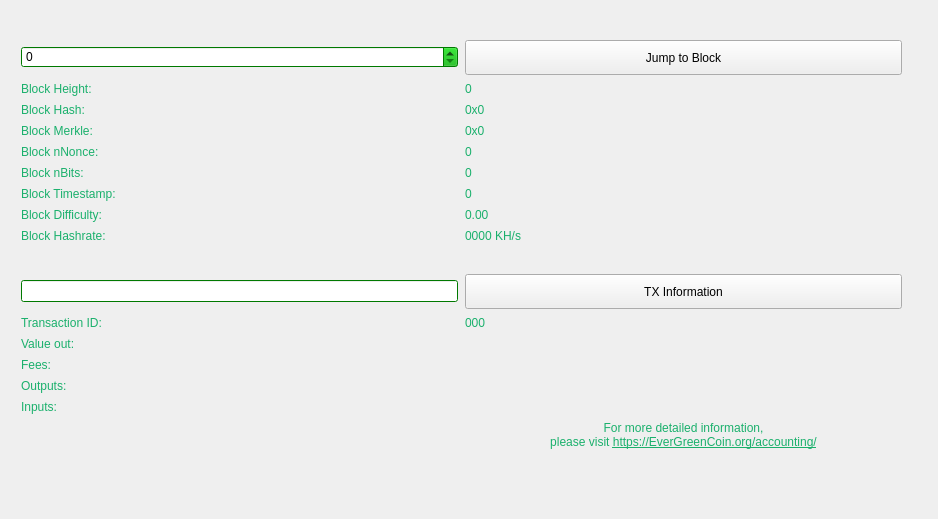
Qt form src/qt/forms/blockbrowser.ui (EverGreenCoinDev/EverGreenCoin) before a commit.
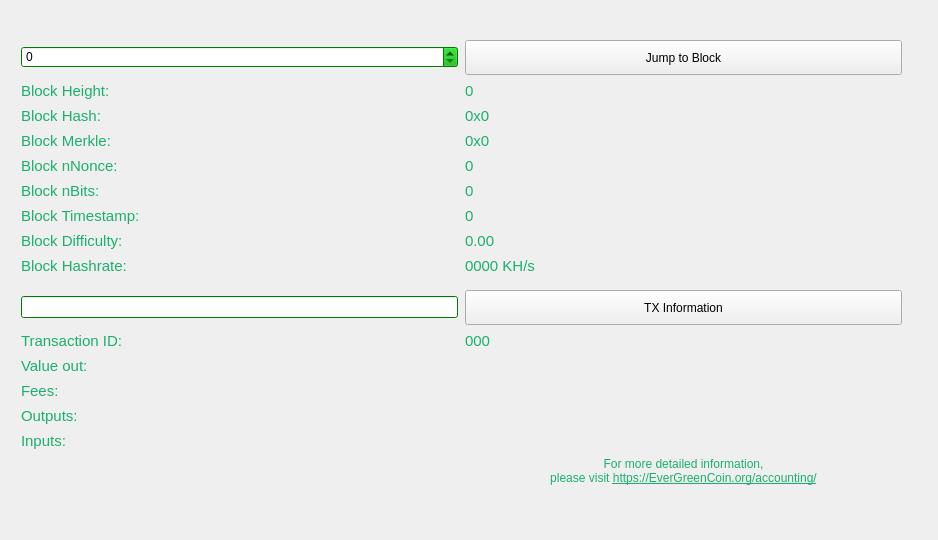
The same form after that commit.

Patch:
```diff
--- a/src/qt/forms/blockbrowser.ui
+++ b/src/qt/forms/blockbrowser.ui
@@ -13,7 +13,7 @@
     <x>0</x>
     <y>0</y>
     <width>938</width>
-    <height>519</height>
+    <height>540</height>
    </rect>
   </property>
   <property name="sizePolicy">
@@ -70,7 +70,7 @@
         <x>0</x>
         <y>19</y>
         <width>881</width>
-        <height>434</height>
+        <height>453</height>
        </rect>
       </property>
       <property name="font">
@@ -87,7 +87,7 @@
       </property>
       <layout class="QGridLayout" name="gridLayout_3" rowstretch="0,0,0,0,0,0,0,0,0,0,0,0,0,0,0,0,0,0,0,0,0" columnstretch="0,0">
        <property name="sizeConstraint">
-        <enum>QLayout::SetMaximumSize</enum>
+        <enum>QLayout::SetDefaultConstraint</enum>
        </property>
        <property name="spacing">
         <number>7</number>
@@ -96,7 +96,7 @@
         <widget class="QLabel" name="valueBox">
          <property name="font">
           <font>
-           <pointsize>9</pointsize>
+           <pointsize>11</pointsize>
            <weight>50</weight>
            <italic>false</italic>
            <bold>false</bold>
@@ -114,7 +114,7 @@
         <widget class="QLabel" name="hardLabel">
          <property name="font">
           <font>
-           <pointsize>9</pointsize>
+           <pointsize>11</pointsize>
            <weight>50</weight>
            <italic>false</italic>
            <bold>false</bold>
@@ -132,7 +132,7 @@
         <widget class="QLabel" name="timeBox">
          <property name="font">
           <font>
-           <pointsize>9</pointsize>
+           <pointsize>11</pointsize>
            <weight>50</weight>
            <italic>false</italic>
            <bold>false</bold>
@@ -150,7 +150,7 @@
         <widget class="QLabel" name="merkleLabel">
          <property name="font">
           <font>
-           <pointsize>9</pointsize>
+           <pointsize>11</pointsize>
            <weight>50</weight>
            <italic>false</italic>
            <bold>false</bold>
@@ -168,7 +168,7 @@
         <widget class="QLabel" name="hashLabel">
          <property name="font">
           <font>
-           <pointsize>9</pointsize>
+           <pointsize>11</pointsize>
            <weight>50</weight>
            <italic>false</italic>
            <bold>false</bold>
@@ -186,7 +186,7 @@
         <widget class="QLabel" name="feesBox">
          <property name="font">
           <font>
-           <pointsize>9</pointsize>
+           <pointsize>11</pointsize>
            <weight>50</weight>
            <italic>false</italic>
            <bold>false</bold>
@@ -204,7 +204,7 @@
         <widget class="QLabel" name="pawLabel">
          <property name="font">
           <font>
-           <pointsize>9</pointsize>
+           <pointsize>11</pointsize>
            <weight>50</weight>
            <italic>false</italic>
            <bold>false</bold>
@@ -222,7 +222,7 @@
         <widget class="QLabel" name="heightLabel">
          <property name="font">
           <font>
-           <pointsize>9</pointsize>
+           <pointsize>11</pointsize>
            <weight>50</weight>
            <italic>false</italic>
            <bold>false</bold>
@@ -252,7 +252,7 @@
         <widget class="QLabel" name="feesLabel">
          <property name="font">
           <font>
-           <pointsize>9</pointsize>
+           <pointsize>11</pointsize>
            <weight>50</weight>
            <italic>false</italic>
            <bold>false</bold>
@@ -270,7 +270,7 @@
         <widget class="QLabel" name="bitsLabel">
          <property name="font">
           <font>
-           <pointsize>9</pointsize>
+           <pointsize>11</pointsize>
            <weight>50</weight>
            <italic>false</italic>
            <bold>false</bold>
@@ -288,7 +288,7 @@
         <widget class="QLabel" name="bitsBox">
          <property name="font">
           <font>
-           <pointsize>9</pointsize>
+           <pointsize>11</pointsize>
            <weight>50</weight>
            <italic>false</italic>
            <bold>false</bold>
@@ -312,7 +312,7 @@
          </property>
          <property name="font">
           <font>
-           <pointsize>9</pointsize>
+           <pointsize>11</pointsize>
            <weight>50</weight>
            <italic>false</italic>
            <bold>false</bold>
@@ -330,7 +330,7 @@
         <widget class="QLabel" name="outputLabel">
          <property name="font">
           <font>
-           <pointsize>9</pointsize>
+           <pointsize>11</pointsize>
            <weight>50</weight>
            <italic>false</italic>
            <bold>false</bold>
@@ -351,7 +351,7 @@
         <widget class="QLabel" name="outputBox">
          <property name="font">
           <font>
-           <pointsize>9</pointsize>
+           <pointsize>11</pointsize>
            <weight>50</weight>
            <italic>false</italic>
            <bold>false</bold>
@@ -372,7 +372,7 @@
         <widget class="QLabel" name="nonceLabel">
          <property name="font">
           <font>
-           <pointsize>9</pointsize>
+           <pointsize>11</pointsize>
            <weight>50</weight>
            <italic>false</italic>
            <bold>false</bold>
@@ -390,7 +390,7 @@
         <widget class="QLabel" name="nonceBox">
          <property name="font">
           <font>
-           <pointsize>9</pointsize>
+           <pointsize>11</pointsize>
            <weight>50</weight>
            <italic>false</italic>
            <bold>false</bold>
@@ -408,7 +408,7 @@
         <widget class="QLabel" name="timeLabel">
          <property name="font">
           <font>
-           <pointsize>9</pointsize>
+           <pointsize>11</pointsize>
            <weight>50</weight>
            <italic>false</italic>
            <bold>false</bold>
@@ -441,7 +441,7 @@
          </property>
          <property name="font">
           <font>
-           <pointsize>9</pointsize>
+           <pointsize>11</pointsize>
            <weight>50</weight>
            <italic>false</italic>
            <bold>false</bold>
@@ -1412,7 +1412,7 @@
         <widget class="QLabel" name="valueLabel">
          <property name="font">
           <font>
-           <pointsize>9</pointsize>
+           <pointsize>11</pointsize>
            <weight>50</weight>
            <italic>false</italic>
            <bold>false</bold>
@@ -1430,7 +1430,7 @@
         <widget class="QLabel" name="txLabel">
          <property name="font">
           <font>
-           <pointsize>9</pointsize>
+           <pointsize>11</pointsize>
            <weight>50</weight>
            <italic>false</italic>
            <bold>false</bold>
@@ -1448,7 +1448,7 @@
         <widget class="QLabel" name="hardBox">
          <property name="font">
           <font>
-           <pointsize>9</pointsize>
+           <pointsize>11</pointsize>
            <weight>50</weight>
            <italic>false</italic>
            <bold>false</bold>
@@ -1466,7 +1466,7 @@
         <widget class="QLabel" name="txID">
          <property name="font">
           <font>
-           <pointsize>9</pointsize>
+           <pointsize>11</pointsize>
            <weight>50</weight>
            <italic>false</italic>
            <bold>false</bold>
@@ -1487,7 +1487,7 @@
         <widget class="QLabel" name="heightLabel_2">
          <property name="font">
           <font>
-           <pointsize>9</pointsize>
+           <pointsize>11</pointsize>
            <weight>50</weight>
            <italic>false</italic>
            <bold>false</bold>
@@ -1505,7 +1505,7 @@
         <widget class="QLabel" name="inputBox">
          <property name="font">
           <font>
-           <pointsize>9</pointsize>
+           <pointsize>11</pointsize>
            <weight>50</weight>
            <italic>false</italic>
            <bold>false</bold>
@@ -1587,7 +1587,7 @@
         <widget class="QLabel" name="inputLabel">
          <property name="font">
           <font>
-           <pointsize>9</pointsize>
+           <pointsize>11</pointsize>
            <weight>50</weight>
            <italic>false</italic>
            <bold>false</bold>
@@ -1608,7 +1608,7 @@
         <widget class="QLabel" name="pawBox">
          <property name="font">
           <font>
-           <pointsize>9</pointsize>
+           <pointsize>11</pointsize>
            <weight>50</weight>
            <italic>false</italic>
            <bold>false</bold>
```
